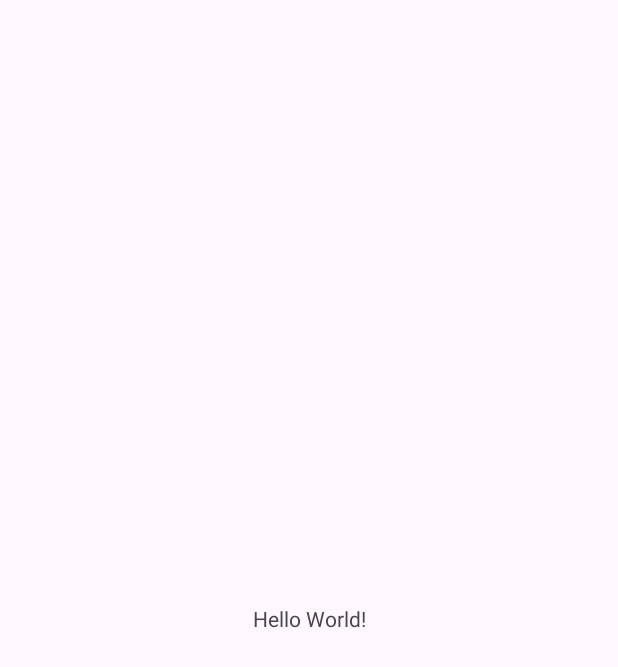
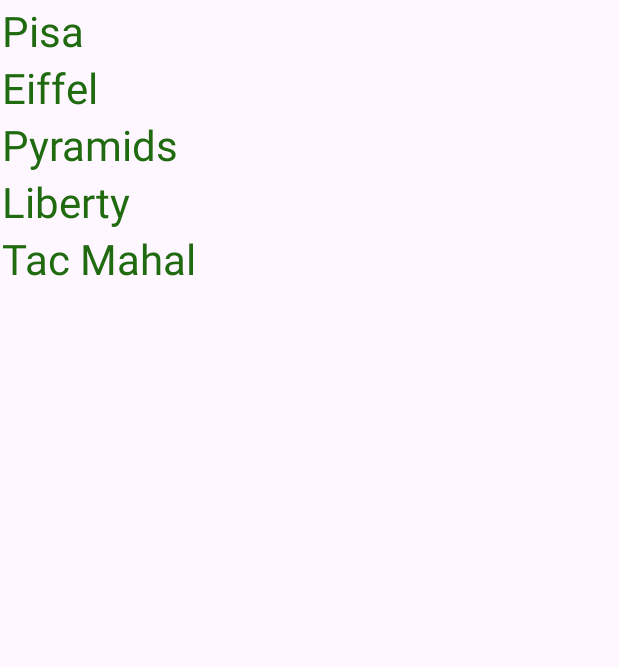
Before and after one commit to omereyibardakci/CountriesLandmarks, an Android app: the screen it shows after launch (MainActivity), on a phone screen of 412 x 824 dp. Before the commit the part shown is almost empty. Shown: the top 667 px of the screen. Run offline under Robolectric (Android 15) with nearby library versions, the phone set to English and light mode, and no system bars.

Commit message:
Listed using recyclerview

```diff
--- /dev/null
+++ b/app/src/main/java/com/asus/countrieslandmarks/LandmarksAdapter.java
@@ -0,0 +1,61 @@
+package com.asus.countrieslandmarks;
+
+import android.view.LayoutInflater;
+import android.view.View;
+import android.view.ViewGroup;
+
+import androidx.annotation.NonNull;
+import androidx.recyclerview.widget.RecyclerView;
+
+import com.asus.countrieslandmarks.databinding.RecyclerRowBinding;
+
+import java.util.ArrayList;
+
+public class LandmarksAdapter extends RecyclerView.Adapter<LandmarksAdapter.LandmarksHolder> {
+
+    ArrayList<Landmarks> landmarksArrayList;
+
+    public LandmarksAdapter(ArrayList<Landmarks> landmarksArrayList) {
+        this.landmarksArrayList = landmarksArrayList;
+    }
+
+    @NonNull
+    @Override
+    public LandmarksHolder onCreateViewHolder(@NonNull ViewGroup parent, int viewType) {
+
+        // in here wants a 'binding'.
+        // this 'binding' will come from 'RecyclerRowBinding'
+        // 'inflate' reads the XML layout file
+
+        RecyclerRowBinding recyclerRowBinding= RecyclerRowBinding.inflate(LayoutInflater.from(parent.getContext()));
+        return new LandmarksHolder(recyclerRowBinding);
+
+    }
+
+    @Override
+    public void onBindViewHolder(@NonNull LandmarksHolder holder, int position) {
+
+        // we got the data and bind it to the view element.
+        holder.binding.recyclerViewTextView.setText(landmarksArrayList.get(position).name);
+
+    }
+
+    @Override
+    public int getItemCount() {
+        return landmarksArrayList.size();
+    }
+
+    public class LandmarksHolder extends RecyclerView.ViewHolder{
+
+        private RecyclerRowBinding binding;
+
+        public LandmarksHolder(RecyclerRowBinding binding) {
+            super(binding.getRoot());       // getRoot() is used to give 'binding' as a view.
+            this.binding=binding;
+        }
+    }
+
+
+
+
+}
--- a/app/src/main/java/com/asus/countrieslandmarks/MainActivity.java
+++ b/app/src/main/java/com/asus/countrieslandmarks/MainActivity.java
@@ -1,6 +1,7 @@
 package com.asus.countrieslandmarks;
 
 import androidx.appcompat.app.AppCompatActivity;
+import androidx.recyclerview.widget.LinearLayoutManager;
 
 import android.os.Bundle;
 import android.view.View;
@@ -33,11 +34,20 @@ public class MainActivity extends AppCompatActivity {
         Landmarks liberty = new Landmarks("Liberty","USA",R.drawable.liberty);
         Landmarks tacmahal = new Landmarks("Tac Mahal","India",R.drawable.tacmahal);
 
+
+
         landmarksArrayList.add(pisa);
         landmarksArrayList.add(eiffel);
         landmarksArrayList.add(pyramids);
         landmarksArrayList.add(liberty);
         landmarksArrayList.add(tacmahal);
 
+
+        binding.recyclerView.setLayoutManager(new LinearLayoutManager(this));
+
+        LandmarksAdapter landmarksAdapter=new LandmarksAdapter(landmarksArrayList);
+
+        binding.recyclerView.setAdapter(landmarksAdapter);
+
     }
 }
--- a/app/src/main/res/layout/activity_main.xml
+++ b/app/src/main/res/layout/activity_main.xml
@@ -6,13 +6,16 @@
     android:layout_height="match_parent"
     tools:context=".MainActivity">
 
-    <TextView
-        android:layout_width="wrap_content"
-        android:layout_height="wrap_content"
-        android:text="Hello World!"
+    <androidx.recyclerview.widget.RecyclerView
+        android:id="@+id/recyclerView"
+        android:layout_width="match_parent"
+        android:layout_height="match_parent"
+        android:layout_marginStart="1dp"
+        android:layout_marginTop="1dp"
+        android:layout_marginEnd="1dp"
+        android:layout_marginBottom="1dp"
         app:layout_constraintBottom_toBottomOf="parent"
         app:layout_constraintEnd_toEndOf="parent"
         app:layout_constraintStart_toStartOf="parent"
         app:layout_constraintTop_toTopOf="parent" />
-
 </androidx.constraintlayout.widget.ConstraintLayout>
--- /dev/null
+++ b/app/src/main/res/layout/recycler_row.xml
@@ -0,0 +1,24 @@
+<?xml version="1.0" encoding="utf-8"?>
+<LinearLayout
+    xmlns:android="http://schemas.android.com/apk/res/android"
+    android:layout_width="match_parent"
+    android:layout_height="wrap_content"
+    android:layout_margin="5dp"
+
+    >
+
+
+
+    <TextView
+        android:id="@+id/recyclerViewTextView"
+        android:layout_width="match_parent"
+        android:layout_height="wrap_content"
+        android:text="text"
+        android:textSize="28sp"
+        android:textColor="#206A10"
+        >
+
+    </TextView>
+
+
+</LinearLayout>
```
